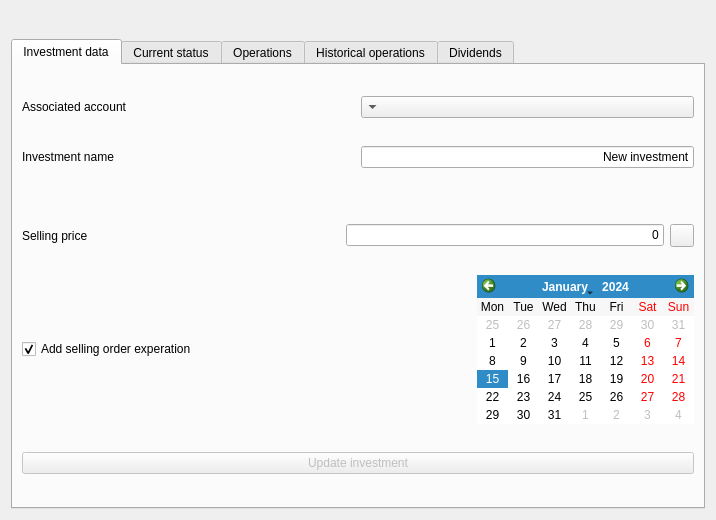
First picture: the form in ui/frmInvestmentReport.ui, repository turulomio/xulpymoney, before the edit.
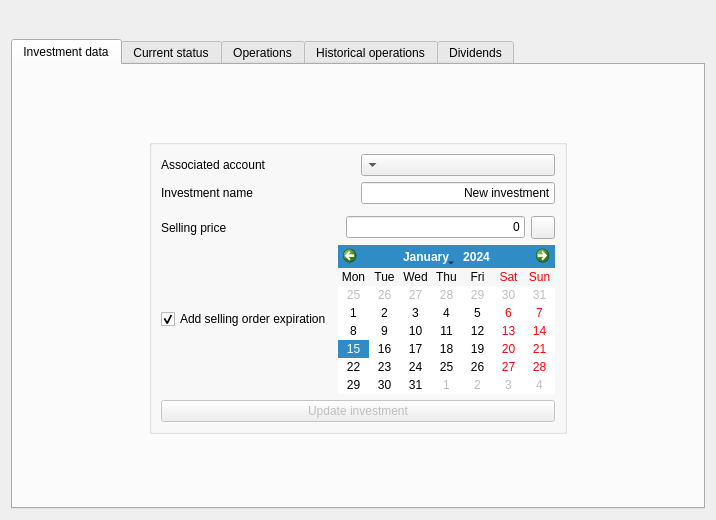
Second picture: the form after the edit. Icons and pictures are not drawn. Custom widgets are drawn as their Qt base class.

Commit message: wdgInvestments show if an investment has expired its selling order

The edit to the form file:
```diff
--- a/ui/frmInvestmentReport.ui
+++ b/ui/frmInvestmentReport.ui
@@ -59,8 +59,44 @@
         <attribute name="title">
          <string>Investment data</string>
         </attribute>
+        <layout class="QHBoxLayout" name="horizontalLayout_15">
+         <item>
+          <layout class="QVBoxLayout" name="verticalLayout_4">
+           <item>
+            <spacer name="verticalSpacer_2">
+             <property name="orientation">
+              <enum>Qt::Vertical</enum>
+             </property>
+             <property name="sizeHint" stdset="0">
+              <size>
+               <width>20</width>
+               <height>40</height>
+              </size>
+             </property>
+            </spacer>
+           </item>
+           <item>
         <layout class="QHBoxLayout" name="horizontalLayout_12">
          <item>
+              <spacer name="horizontalSpacer">
+               <property name="orientation">
+                <enum>Qt::Horizontal</enum>
+               </property>
+               <property name="sizeHint" stdset="0">
+                <size>
+                 <width>40</width>
+                 <height>20</height>
+                </size>
+               </property>
+              </spacer>
+             </item>
+             <item>
+              <widget class="QGroupBox" name="groupBox">
+               <property name="title">
+                <string/>
+               </property>
+               <layout class="QHBoxLayout" name="horizontalLayout_14">
+                <item>
           <layout class="QVBoxLayout" name="verticalLayout">
            <item>
             <layout class="QHBoxLayout" name="horizontalLayout_2">
@@ -164,7 +200,7 @@
              <item>
               <widget class="QCheckBox" name="chkExpiration">
                <property name="text">
-                <string>Add selling order experation</string>
+                       <string>Add selling order expiration</string>
                </property>
                <property name="checked">
                 <bool>true</bool>
@@ -197,7 +233,44 @@
              <property name="text">
               <string>Update investment</string>
              </property>
-            </widget>
+                    <property name="icon">
+                     <iconset resource="../images/xulpymoney.qrc">
+                      <normaloff>:/xulpymoney/save.png</normaloff>:/xulpymoney/save.png</iconset>
+                    </property>
+                   </widget>
+                  </item>
+                 </layout>
+                </item>
+               </layout>
+              </widget>
+             </item>
+             <item>
+              <spacer name="horizontalSpacer_2">
+               <property name="orientation">
+                <enum>Qt::Horizontal</enum>
+               </property>
+               <property name="sizeHint" stdset="0">
+                <size>
+                 <width>40</width>
+                 <height>20</height>
+                </size>
+               </property>
+              </spacer>
+             </item>
+            </layout>
+           </item>
+           <item>
+            <spacer name="verticalSpacer">
+             <property name="orientation">
+              <enum>Qt::Vertical</enum>
+             </property>
+             <property name="sizeHint" stdset="0">
+              <size>
+               <width>20</width>
+               <height>40</height>
+              </size>
+             </property>
+            </spacer>
            </item>
           </layout>
          </item>
```
Lines whose indentation alone changed are shown as unchanged. The commit also changes 6 other files.
